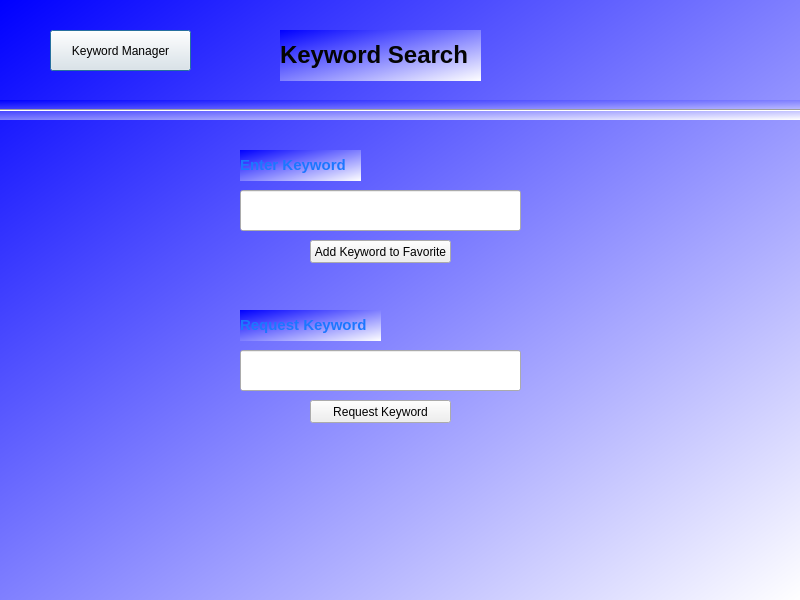
austinschaaf1/455_final, file info_silo/UI/keyword_search.ui: the form before one commit.
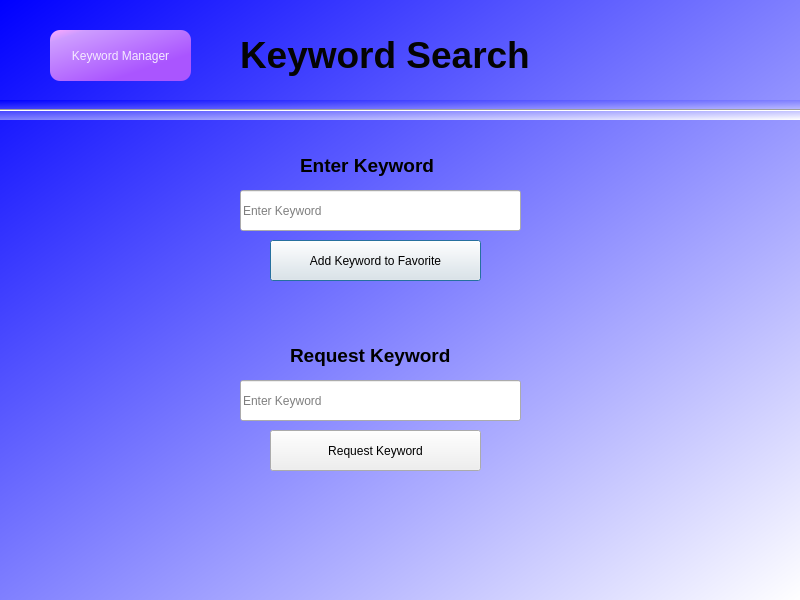
The form after the commit.

The edit to the form file:
```diff
--- a/info_silo/UI/keyword_search.ui
+++ b/info_silo/UI/keyword_search.ui
@@ -55,19 +55,6 @@
      <property name="frameShadow">
       <enum>QFrame::Raised</enum>
      </property>
-     <widget class="QPushButton" name="Welcome">
-      <property name="geometry">
-       <rect>
-        <x>50</x>
-        <y>30</y>
-        <width>141</width>
-        <height>41</height>
-       </rect>
-      </property>
-      <property name="text">
-       <string>Keyword Manager</string>
-      </property>
-     </widget>
      <widget class="Line" name="line">
       <property name="geometry">
        <rect>
@@ -81,20 +68,7 @@
        <enum>Qt::Horizontal</enum>
       </property>
      </widget>
-     <widget class="QLabel" name="label">
-      <property name="geometry">
-       <rect>
-        <x>280</x>
-        <y>30</y>
-        <width>201</width>
-        <height>51</height>
-       </rect>
-      </property>
-      <property name="text">
-       <string>&lt;html&gt;&lt;head/&gt;&lt;body&gt;&lt;p&gt;&lt;span style=&quot; font-size:18pt; font-weight:600; color:#040404;&quot;&gt;Keyword Search&lt;/span&gt;&lt;/p&gt;&lt;/body&gt;&lt;/html&gt;</string>
-      </property>
-     </widget>
-     <widget class="QLineEdit" name="lineEdit">
+     <widget class="QLineEdit" name="enterKeywordInput">
       <property name="geometry">
        <rect>
         <x>240</x>
@@ -103,58 +77,17 @@
         <height>41</height>
        </rect>
       </property>
-     </widget>
-     <widget class="QLineEdit" name="lineEdit_2">
-      <property name="geometry">
-       <rect>
-        <x>240</x>
-        <y>350</y>
-        <width>281</width>
-        <height>41</height>
-       </rect>
+      <property name="placeholderText">
+       <string>Enter Keyword</string>
       </property>
      </widget>
-     <widget class="QLabel" name="label_2">
+     <widget class="QPushButton" name="addKeywordButton">
       <property name="geometry">
        <rect>
-        <x>240</x>
-        <y>150</y>
-        <width>121</width>
-        <height>31</height>
-       </rect>
-      </property>
-      <property name="text">
-       <string>&lt;!DOCTYPE HTML PUBLIC &quot;-//W3C//DTD HTML 4.0//EN&quot; &quot;http://www.w3.org/TR/REC-html40/strict.dtd&quot;&gt;
-&lt;html&gt;&lt;head&gt;&lt;meta name=&quot;qrichtext&quot; content=&quot;1&quot; /&gt;&lt;style type=&quot;text/css&quot;&gt;
-p, li { white-space: pre-wrap; }
-&lt;/style&gt;&lt;/head&gt;&lt;body style=&quot; font-family:'MS Shell Dlg 2'; font-size:8pt; font-weight:400; font-style:normal;&quot;&gt;
-&lt;p style=&quot; margin-top:12px; margin-bottom:12px; margin-left:0px; margin-right:0px; -qt-block-indent:0; text-indent:0px;&quot;&gt;&lt;span style=&quot; font-size:11pt; font-weight:600;&quot;&gt;Enter Keyword&lt;/span&gt;&lt;/p&gt;&lt;/body&gt;&lt;/html&gt;</string>
-      </property>
-     </widget>
-     <widget class="QLabel" name="label_3">
-      <property name="geometry">
-       <rect>
-        <x>240</x>
-        <y>310</y>
-        <width>141</width>
-        <height>31</height>
-       </rect>
-      </property>
-      <property name="text">
-       <string>&lt;!DOCTYPE HTML PUBLIC &quot;-//W3C//DTD HTML 4.0//EN&quot; &quot;http://www.w3.org/TR/REC-html40/strict.dtd&quot;&gt;
-&lt;html&gt;&lt;head&gt;&lt;meta name=&quot;qrichtext&quot; content=&quot;1&quot; /&gt;&lt;style type=&quot;text/css&quot;&gt;
-p, li { white-space: pre-wrap; }
-&lt;/style&gt;&lt;/head&gt;&lt;body style=&quot; font-family:'MS Shell Dlg 2'; font-size:8pt; font-weight:400; font-style:normal;&quot;&gt;
-&lt;p style=&quot; margin-top:12px; margin-bottom:12px; margin-left:0px; margin-right:0px; -qt-block-indent:0; text-indent:0px;&quot;&gt;&lt;span style=&quot; font-size:11pt; font-weight:600;&quot;&gt;Request Keyword&lt;/span&gt;&lt;/p&gt;&lt;/body&gt;&lt;/html&gt;</string>
-      </property>
-     </widget>
-     <widget class="QPushButton" name="pushButton">
-      <property name="geometry">
-       <rect>
-        <x>310</x>
+        <x>270</x>
         <y>240</y>
-        <width>141</width>
-        <height>23</height>
+        <width>211</width>
+        <height>41</height>
        </rect>
       </property>
       <property name="text">
@@ -164,16 +97,161 @@
      <widget class="QPushButton" name="pushButton_2">
       <property name="geometry">
        <rect>
-        <x>310</x>
-        <y>400</y>
-        <width>141</width>
-        <height>23</height>
+        <x>270</x>
+        <y>430</y>
+        <width>211</width>
+        <height>41</height>
        </rect>
       </property>
       <property name="text">
        <string>Request Keyword</string>
       </property>
      </widget>
+     <widget class="QFrame" name="frame">
+      <property name="geometry">
+       <rect>
+        <x>240</x>
+        <y>30</y>
+        <width>351</width>
+        <height>61</height>
+       </rect>
+      </property>
+      <property name="styleSheet">
+       <string notr="true">background: none;</string>
+      </property>
+      <property name="frameShape">
+       <enum>QFrame::NoFrame</enum>
+      </property>
+      <property name="frameShadow">
+       <enum>QFrame::Raised</enum>
+      </property>
+      <widget class="QLabel" name="label">
+       <property name="geometry">
+        <rect>
+         <x>0</x>
+         <y>0</y>
+         <width>311</width>
+         <height>51</height>
+        </rect>
+       </property>
+       <property name="text">
+        <string>&lt;html&gt;&lt;head/&gt;&lt;body&gt;&lt;p&gt;&lt;span style=&quot; font-size:28pt; font-weight:600; color:#040404;&quot;&gt;Keyword Search&lt;/span&gt;&lt;/p&gt;&lt;/body&gt;&lt;/html&gt;</string>
+       </property>
+      </widget>
+     </widget>
+     <widget class="QFrame" name="frame_2">
+      <property name="geometry">
+       <rect>
+        <x>290</x>
+        <y>150</y>
+        <width>171</width>
+        <height>41</height>
+       </rect>
+      </property>
+      <property name="styleSheet">
+       <string notr="true">background: none;</string>
+      </property>
+      <property name="frameShape">
+       <enum>QFrame::NoFrame</enum>
+      </property>
+      <property name="frameShadow">
+       <enum>QFrame::Raised</enum>
+      </property>
+      <widget class="QLabel" name="label_2">
+       <property name="geometry">
+        <rect>
+         <x>10</x>
+         <y>0</y>
+         <width>151</width>
+         <height>31</height>
+        </rect>
+       </property>
+       <property name="text">
+        <string>&lt;!DOCTYPE HTML PUBLIC &quot;-//W3C//DTD HTML 4.0//EN&quot; &quot;http://www.w3.org/TR/REC-html40/strict.dtd&quot;&gt;
+&lt;html&gt;&lt;head&gt;&lt;meta name=&quot;qrichtext&quot; content=&quot;1&quot; /&gt;&lt;style type=&quot;text/css&quot;&gt;
+p, li { white-space: pre-wrap; }
+&lt;/style&gt;&lt;/head&gt;&lt;body style=&quot; font-family:'MS Shell Dlg 2'; font-size:8pt; font-weight:400; font-style:normal;&quot;&gt;
+&lt;p style=&quot; margin-top:12px; margin-bottom:12px; margin-left:0px; margin-right:0px; -qt-block-indent:0; text-indent:0px;&quot;&gt;&lt;span style=&quot; font-size:14pt; font-weight:600; color:#000000;&quot;&gt;Enter Keyword&lt;/span&gt;&lt;/p&gt;&lt;/body&gt;&lt;/html&gt;</string>
+       </property>
+      </widget>
+     </widget>
+     <widget class="QFrame" name="frame_3">
+      <property name="geometry">
+       <rect>
+        <x>270</x>
+        <y>330</y>
+        <width>211</width>
+        <height>51</height>
+       </rect>
+      </property>
+      <property name="styleSheet">
+       <string notr="true">background: none;</string>
+      </property>
+      <property name="frameShape">
+       <enum>QFrame::NoFrame</enum>
+      </property>
+      <property name="frameShadow">
+       <enum>QFrame::Raised</enum>
+      </property>
+      <widget class="QLabel" name="label_3">
+       <property name="geometry">
+        <rect>
+         <x>20</x>
+         <y>10</y>
+         <width>181</width>
+         <height>31</height>
+        </rect>
+       </property>
+       <property name="text">
+        <string>&lt;!DOCTYPE HTML PUBLIC &quot;-//W3C//DTD HTML 4.0//EN&quot; &quot;http://www.w3.org/TR/REC-html40/strict.dtd&quot;&gt;
+&lt;html&gt;&lt;head&gt;&lt;meta name=&quot;qrichtext&quot; content=&quot;1&quot; /&gt;&lt;style type=&quot;text/css&quot;&gt;
+p, li { white-space: pre-wrap; }
+&lt;/style&gt;&lt;/head&gt;&lt;body style=&quot; font-family:'MS Shell Dlg 2'; font-size:8pt; font-weight:400; font-style:normal;&quot;&gt;
+&lt;p style=&quot; margin-top:12px; margin-bottom:12px; margin-left:0px; margin-right:0px; -qt-block-indent:0; text-indent:0px;&quot;&gt;&lt;span style=&quot; font-size:14pt; font-weight:600; color:#000000;&quot;&gt;Request Keyword&lt;/span&gt;&lt;/p&gt;&lt;/body&gt;&lt;/html&gt;</string>
+       </property>
+      </widget>
+     </widget>
+     <widget class="QPushButton" name="goToKeywordManagerButton">
+      <property name="geometry">
+       <rect>
+        <x>50</x>
+        <y>30</y>
+        <width>141</width>
+        <height>51</height>
+       </rect>
+      </property>
+      <property name="styleSheet">
+       <string notr="true">QPushButton{
+	background-color: qlineargradient(spread:pad, x1:0, y1:0, x2:0.813, y2:0.880455, stop:0 rgba(255, 170, 255, 255), stop:0.153409 rgba(205, 156, 255, 255), stop:0.852273 rgba(170, 85, 255, 255));
+	color: rgb(245, 235, 255);
+	border-radius: 10px;
+}</string>
+      </property>
+      <property name="text">
+       <string>Keyword Manager</string>
+      </property>
+     </widget>
+     <widget class="QLineEdit" name="requestKeywordInput">
+      <property name="geometry">
+       <rect>
+        <x>240</x>
+        <y>380</y>
+        <width>281</width>
+        <height>41</height>
+       </rect>
+      </property>
+      <property name="placeholderText">
+       <string>Enter Keyword</string>
+      </property>
+     </widget>
+     <zorder>frame</zorder>
+     <zorder>line</zorder>
+     <zorder>enterKeywordInput</zorder>
+     <zorder>addKeywordButton</zorder>
+     <zorder>requestKeywordButton</zorder>
+     <zorder>frame_2</zorder>
+     <zorder>frame_3</zorder>
+     <zorder>goToKeywordManagerButton</zorder>
     </widget>
    </item>
   </layout>
```
Left out of the diff: 2 changed lines with no effect on the pictures.
